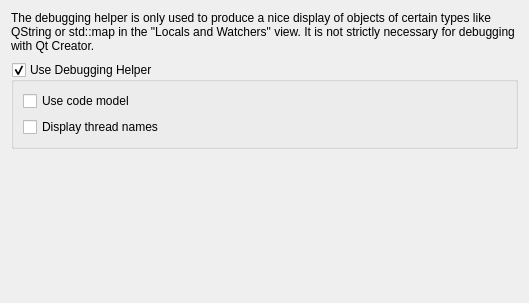
This is src/plugins/debugger/dumperoptionpage.ui in qt-creator/qt-creator as Qt 5 draws it before an edit. The edited form follows.
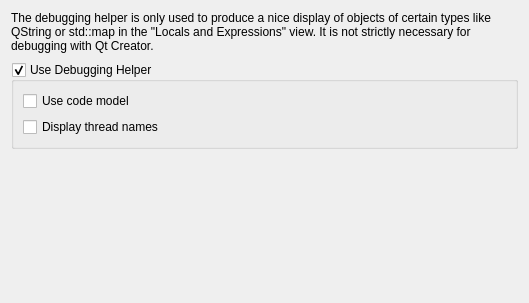
This is the edited form.

The edit to the form file:
```diff
--- a/src/plugins/debugger/dumperoptionpage.ui
+++ b/src/plugins/debugger/dumperoptionpage.ui
@@ -15,7 +15,7 @@
     <widget class="QLabel" name="label">
      <property name="text">
       <string>&lt;html&gt;&lt;head/&gt;&lt;body&gt;
-&lt;p&gt;The debugging helper is only used to produce a nice display of objects of certain types like QString or std::map in the &amp;quot;Locals and Watchers&amp;quot; view. It is not strictly necessary for debugging with Qt Creator. &lt;/p&gt;&lt;/body&gt;&lt;/html&gt;</string>
+&lt;p&gt;The debugging helper is only used to produce a nice display of objects of certain types like QString or std::map in the &amp;quot;Locals and Expressions&amp;quot; view. It is not strictly necessary for debugging with Qt Creator. &lt;/p&gt;&lt;/body&gt;&lt;/html&gt;</string>
      </property>
      <property name="textFormat">
       <enum>Qt::AutoText</enum>
```
